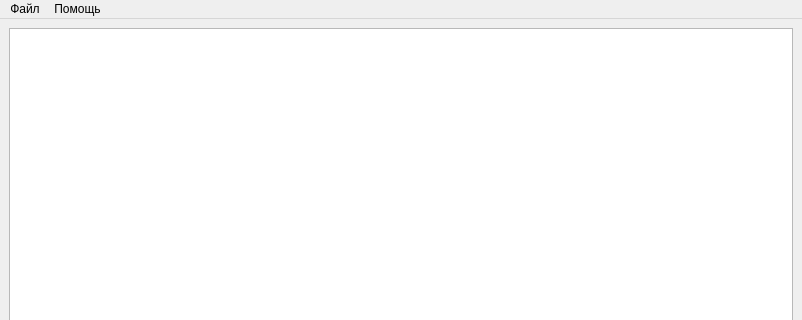
Qt form notepad/mainwindow.ui (Schaika/Geekbrains-QT) before a commit; both pictures show x 0 to 802 and y 0 to 320 of the 802 by 565 pixel window.
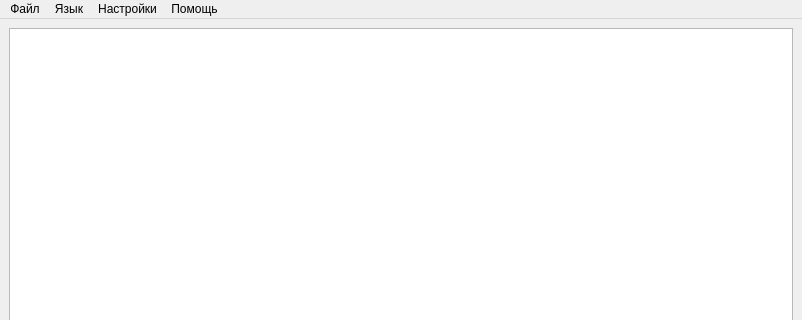
The same form after that commit.

What changed in the file:
```diff
--- a/notepad/mainwindow.ui
+++ b/notepad/mainwindow.ui
@@ -57,7 +57,22 @@
     </property>
     <addaction name="action_Help"/>
    </widget>
+   <widget class="QMenu" name="menu_3">
+    <property name="title">
+     <string>Язык</string>
+    </property>
+    <addaction name="action_English"/>
+    <addaction name="action_Russian"/>
+   </widget>
+   <widget class="QMenu" name="menu_4">
+    <property name="title">
+     <string>Настройки</string>
+    </property>
+    <addaction name="action_changeShortcuts"/>
+   </widget>
    <addaction name="menu"/>
+   <addaction name="menu_3"/>
+   <addaction name="menu_4"/>
    <addaction name="menu_2"/>
   </widget>
   <widget class="QStatusBar" name="statusbar"/>
```
Left out of the diff: 36 changed lines with no effect on the pictures.
